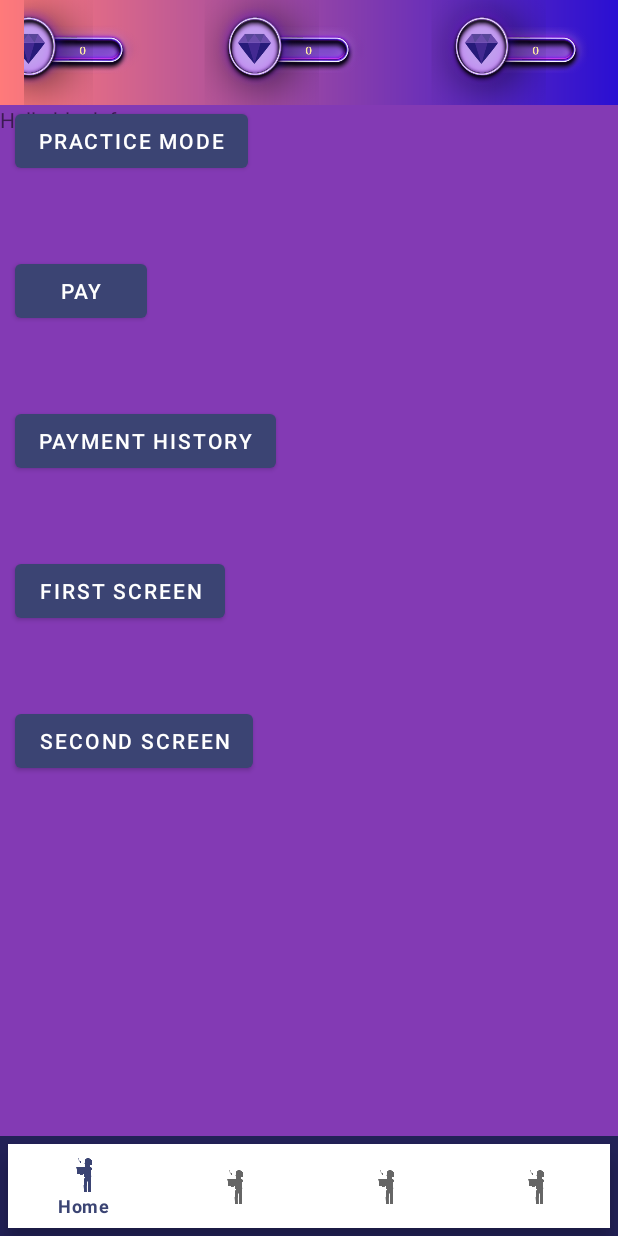
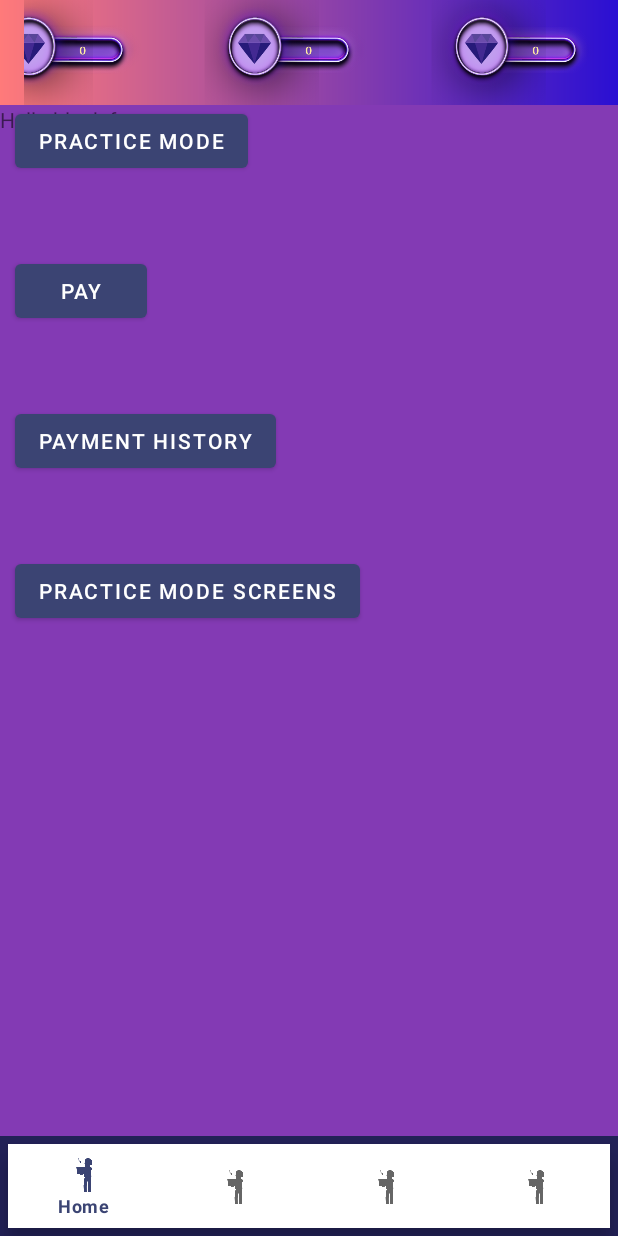
Before and after one commit to abhishekauti/Abhishek_stockz, an Android app: the HomeScreen screen opened directly, with no data from a screen before it, on a phone screen of 412 x 824 dp. Run offline under Robolectric (Android 15) with nearby library versions, the light colour scheme and no system bars; libraries missing offline, so code that uses them is left out: com.razorpay.

Commit message:
practice mode screen added in fragments

```diff
--- a/app/src/main/java/com/main/app/adapters/StockListAdapter.kt
+++ b/app/src/main/java/com/main/app/adapters/StockListAdapter.kt
@@ -4,7 +4,6 @@ import android.view.LayoutInflater
 import android.view.View
 import android.view.ViewGroup
 import android.widget.TextView
-import androidx.core.os.persistableBundleOf
 import androidx.recyclerview.widget.RecyclerView
 import com.main.app.R
 import com.main.app.models.StockDetail
--- a/app/src/main/java/com/main/app/fragments/homeFragments/HomeScreen.kt
+++ b/app/src/main/java/com/main/app/fragments/homeFragments/HomeScreen.kt
@@ -10,12 +10,9 @@ import android.view.ViewGroup
 import android.widget.Button
 import android.widget.Toast
 import com.main.app.PaymentGateway
-import com.main.app.PaymentHistory
 import com.main.app.PracticeMode
 import com.main.app.R
-import com.main.app.practice.PracticeMode1
-import com.main.app.practice.PracticeMode2
-import com.razorpay.PaymentResultListener
+import com.main.app.practice.PracticeModeActivity
 
 class HomeScreen : Fragment(), View.OnClickListener {
 
@@ -33,14 +30,12 @@ class HomeScreen : Fragment(), View.OnClickListener {
         val practiceMode = view.findViewById<Button>(R.id.practice_mode)
         val pay = view.findViewById<Button>(R.id.payment)
         val paymentHistory = view.findViewById<Button>(R.id.btn_payment_history)
-        val firstScreen = view.findViewById<Button>(R.id.btn_first_screen)
-        val secondScreen = view.findViewById<Button>(R.id.btn_second_screen)
+        val firstScreen = view.findViewById<Button>(R.id.btn_pm_screen)
 
         practiceMode.setOnClickListener(this)
         pay.setOnClickListener(this)
         paymentHistory.setOnClickListener(this)
         firstScreen.setOnClickListener(this)
-        secondScreen.setOnClickListener(this)
         return view;
     }
 
@@ -59,14 +54,11 @@ class HomeScreen : Fragment(), View.OnClickListener {
 //            val intent = Intent(activity, PaymentHistory::class.java)
 //            startActivity(intent)
         }
-        else if(v != null && v.id == R.id.btn_first_screen){
-              val intent = Intent(activity,PracticeMode1::class.java)
+        else if(v != null && v.id == R.id.btn_pm_screen){
+              val intent = Intent(activity,PracticeModeActivity::class.java)
               startActivity(intent)
         }
-        else if(v != null && v.id == R.id.btn_second_screen){
-            val intent = Intent(activity, PracticeMode2::class.java)
-            startActivity(intent)
-        }
+
 
 
     }
--- a/app/src/main/res/layout/fragment_home_screen.xml
+++ b/app/src/main/res/layout/fragment_home_screen.xml
@@ -36,19 +36,11 @@
         android:layout_marginLeft="10dp"/>
 
     <Button
-        android:id="@+id/btn_first_screen"
+        android:id="@+id/btn_pm_screen"
         android:layout_width="wrap_content"
         android:layout_height="wrap_content"
-        android:text="First Screen"
+        android:text="Practice Mode Screens"
         android:layout_marginTop="300dp"
         android:layout_marginLeft="10dp"/>
 
-    <Button
-        android:id="@+id/btn_second_screen"
-        android:layout_width="wrap_content"
-        android:layout_height="wrap_content"
-        android:text="Second Screen"
-        android:layout_marginTop="400dp"
-        android:layout_marginLeft="10dp"/>
-
 </FrameLayout>
--- a/app/src/main/res/layout/activity_practice_mode1.xml
+++ b/app/src/main/res/layout/fragment_practice_mode1.xml
@@ -187,8 +187,9 @@
     </LinearLayout>
 
     <Button
+        android:id="@+id/btn_next_pm"
         android:layout_width="match_parent"
         android:layout_height="60dp"
-        android:text="Create Game"/>
+        android:text="Next"/>
 
 </LinearLayout>
```
Also changed, not shown: app/src/main/AndroidManifest.xml (+4 -3 lines), app/src/main/java/com/main/app/fragments/practicemode/PracticeModeFragment1.kt (added, +35 -0 lines), app/src/main/java/com/main/app/fragments/practicemode/PracticeModeFragment2.kt (added, +24 -0 lines), app/src/main/java/com/main/app/practice/PracticeMode1.kt (deleted, +0 -12 lines), app/src/main/java/com/main/app/practice/PracticeMode2.kt (deleted, +0 -12 lines), app/src/main/java/com/main/app/practice/PracticeModeActivity.kt (added, +34 -0 lines), app/src/main/res/layout/activity_practice_mode.xml (added, +14 -0 lines), app/src/main/res/layout/fragment_practice_mode2.xml (renamed from app/src/main/res/layout/activity_practice_mode2.xml).
